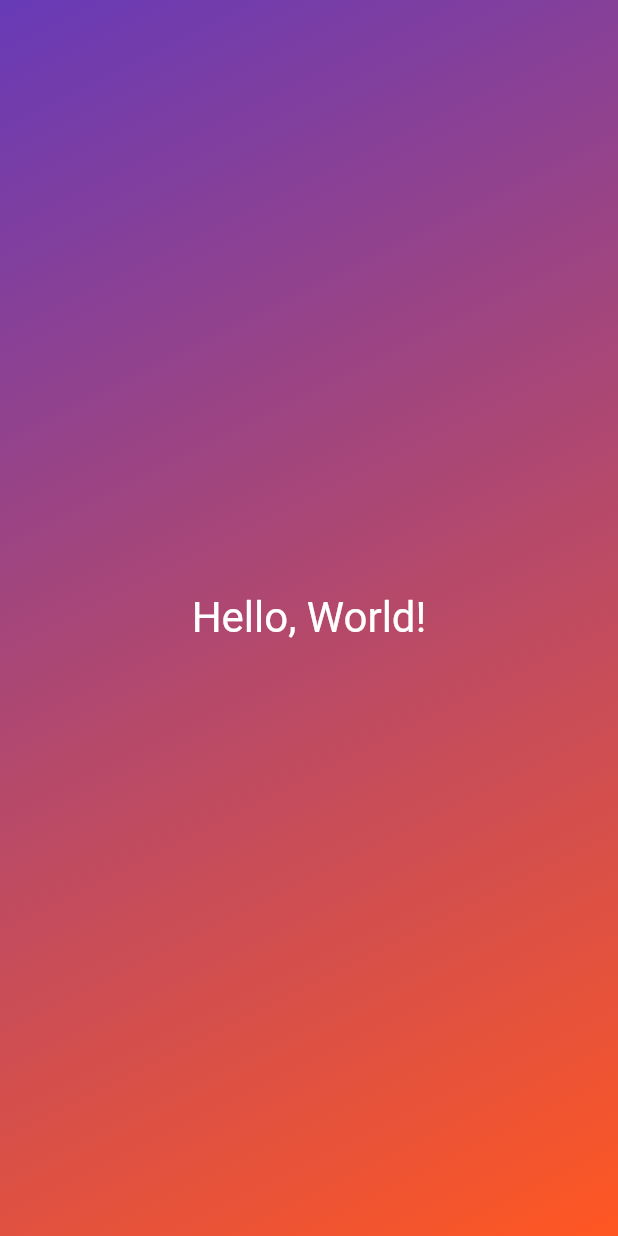
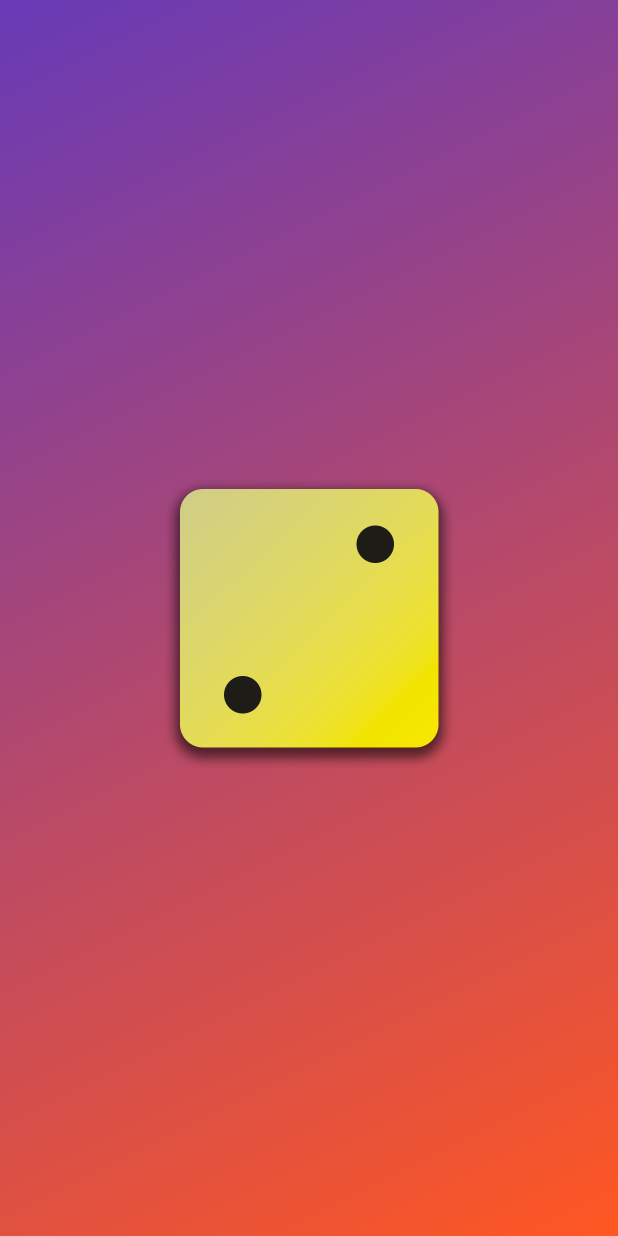
Before and after one commit to tenzan/flutter_first_app, a Flutter app: the screen it shows after launch, on a phone screen of 412 x 824 dp. Run offline on Flutter 3.47's test engine with Material 2 defaults, Android fonts, the phone set to English and light mode, and no system bars.

Commit message:
section-2 lesson-44

```diff
--- a/lib/gradient_container.dart
+++ b/lib/gradient_container.dart
@@ -1,11 +1,14 @@
 import 'package:flutter/material.dart';
-import 'package:first_app/styled_text.dart';
 
 const startAlignment = Alignment.topLeft;
 const endAlignment = Alignment.bottomRight;
 
 class GradientContainer extends StatelessWidget {
   const GradientContainer(this.color1, this.color2, {super.key});
+
+  const GradientContainer.purple({super.key})
+      : color1 = Colors.deepPurple,
+        color2 = Colors.indigo;
 
   final Color color1, color2;
 
@@ -19,8 +22,11 @@ class GradientContainer extends StatelessWidget {
           end: endAlignment,
         ),
       ),
-      child: const Center(
-        child: StyledText('Hello, World!'),
+      child: Center(
+        child: Image.asset(
+          'assets/images/dice-2.png',
+          width: 200,
+        ),
       ),
     );
   }
```
Also changed, not shown: pubspec.yaml (+9 -7 lines), assets/images/dice-1.png (added), assets/images/dice-2.png (added), assets/images/dice-3.png (added), assets/images/dice-4.png (added), assets/images/dice-5.png (added), assets/images/dice-6.png (added).
